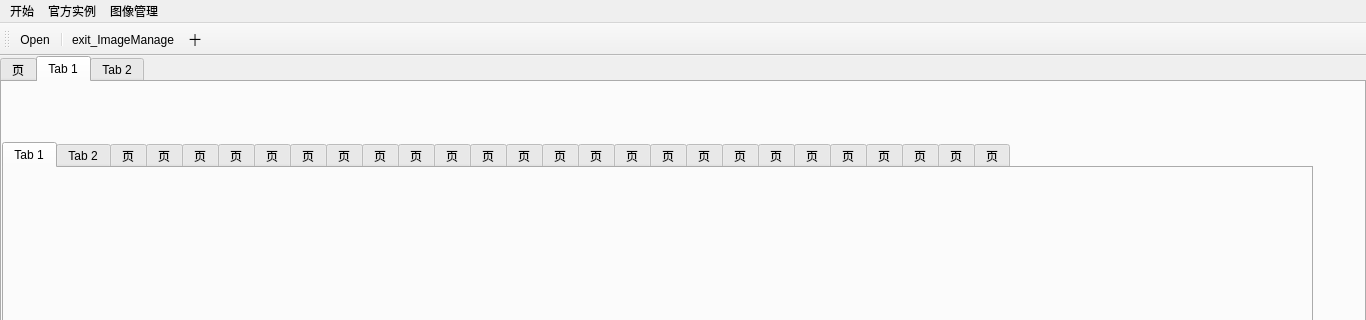
Qt form 03_ThirdVtk/mainwindow.ui (DreamLife-Jianwei/Qt-Vtk) before a commit; both pictures show x 0 to 1366 and y 0 to 320 of the 1366 by 768 pixel window.
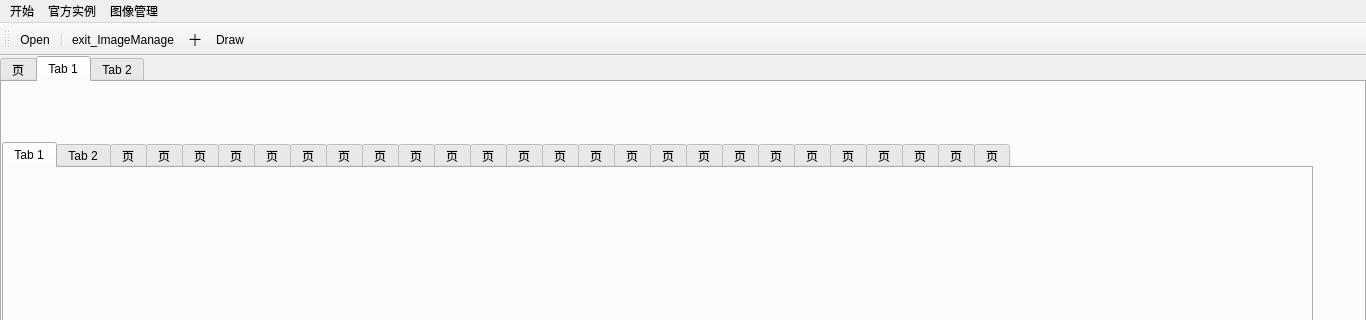
The same form after that commit. Icons and pictures are not drawn.

The edit to the form file:
```diff
--- a/03_ThirdVtk/mainwindow.ui
+++ b/03_ThirdVtk/mainwindow.ui
@@ -279,6 +279,7 @@
    <addaction name="separator"/>
    <addaction name="actionexit_ImageManage"/>
    <addaction name="actionSetResliceMode"/>
+   <addaction name="action_Draw"/>
   </widget>
   <widget class="QStatusBar" name="statusBar"/>
   <action name="actionAmbientSpheres">
@@ -487,6 +488,14 @@
     <string>GPURenderDemo</string>
    </property>
   </action>
+  <action name="action_Draw">
+   <property name="text">
+    <string>Draw</string>
+   </property>
+   <property name="toolTip">
+    <string>绘制</string>
+   </property>
+  </action>
  </widget>
  <layoutdefault spacing="6" margin="11"/>
  <resources>
```
